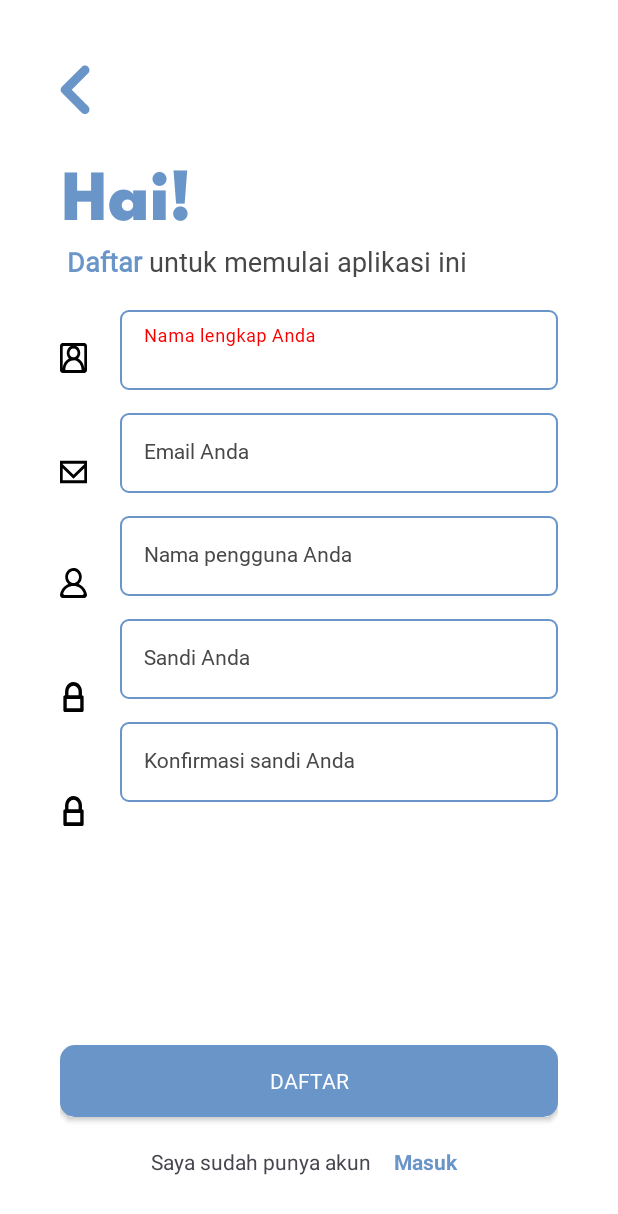
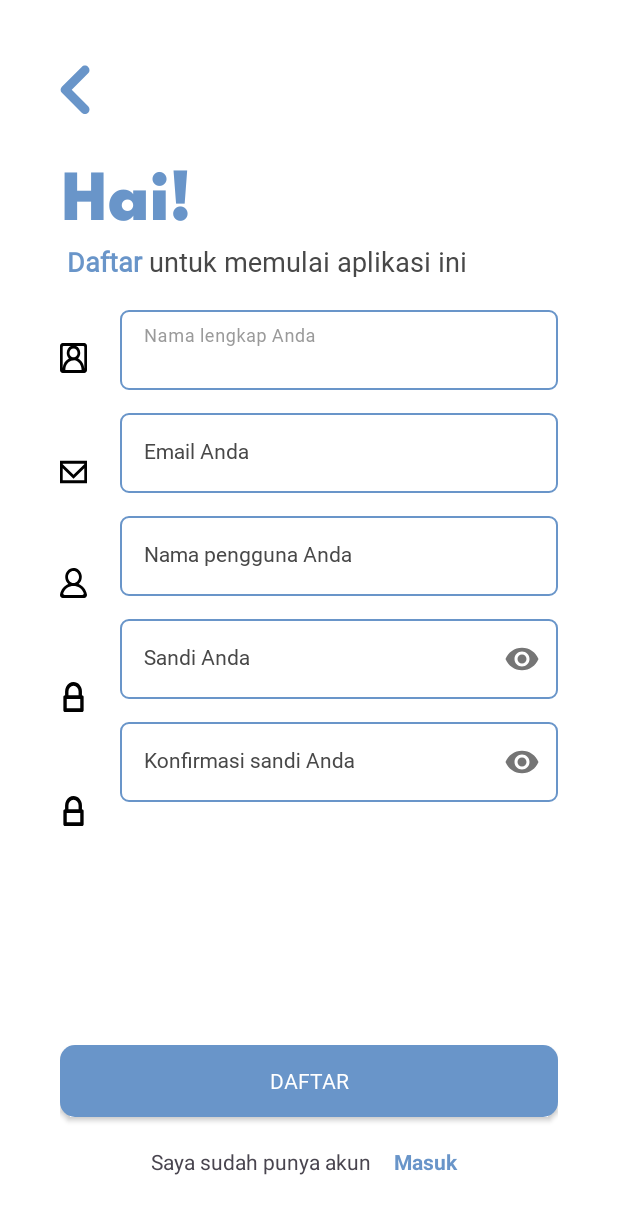
Before and after one commit to Luoxy777/PlaySnap, an Android app: the RegisterActivity screen opened directly, with no data from a screen before it, on a phone screen of 412 x 824 dp. Shown: the top 1214 px of the screen. Run offline under Robolectric (Android 15) with nearby library versions, the phone set to English and light mode, and no system bars.

Commit message:
Password Hide

```diff
--- a/PlaySnap Application/app/src/main/res/layout/activity_login.xml
+++ b/PlaySnap Application/app/src/main/res/layout/activity_login.xml
@@ -94,6 +94,7 @@
         android:layout_marginTop="15dp"
         android:layout_marginLeft="40dp"
         android:hint="@string/login_password"
+        app:passwordToggleEnabled="true"
         app:layout_constraintLeft_toLeftOf="@id/image_icon_account"
         app:layout_constraintEnd_toEndOf="parent"
         app:layout_constraintStart_toStartOf="parent"
@@ -103,6 +104,7 @@
             android:id="@+id/et_password"
             android:layout_width="match_parent"
             android:layout_height="wrap_content"
+            android:inputType="textPassword"
             style="@style/TextInputEditText"/>
     </com.google.android.material.textfield.TextInputLayout>
 
--- a/PlaySnap Application/app/src/main/res/layout/activity_register.xml
+++ b/PlaySnap Application/app/src/main/res/layout/activity_register.xml
@@ -154,6 +154,7 @@
         android:layout_marginLeft="40dp"
         android:layout_marginTop="15dp"
         android:hint="@string/register_password"
+        app:passwordToggleEnabled="true"
         app:layout_constraintEnd_toEndOf="parent"
         app:layout_constraintLeft_toLeftOf="@id/ic_lock"
         app:layout_constraintStart_toStartOf="parent"
@@ -162,6 +163,7 @@
         <com.google.android.material.textfield.TextInputEditText
             android:id="@+id/et_password"
             style="@style/TextInputEditText"
+            android:inputType="textPassword"
             android:layout_width="match_parent"
             android:layout_height="wrap_content" />
     </com.google.android.material.textfield.TextInputLayout>
@@ -187,6 +189,7 @@
         android:layout_marginLeft="40dp"
         android:layout_marginTop="15dp"
         android:hint="@string/register_confirmpass"
+        app:passwordToggleEnabled="true"
         app:layout_constraintEnd_toEndOf="parent"
         app:layout_constraintLeft_toLeftOf="@id/ic_lock"
         app:layout_constraintStart_toStartOf="parent"
@@ -195,6 +198,7 @@
         <com.google.android.material.textfield.TextInputEditText
             android:id="@+id/et_confirmpass"
             style="@style/TextInputEditText"
+            android:inputType="textPassword"
             android:layout_width="match_parent"
             android:layout_height="wrap_content" />
     </com.google.android.material.textfield.TextInputLayout>
--- a/PlaySnap Application/app/src/main/res/values/colors.xml
+++ b/PlaySnap Application/app/src/main/res/values/colors.xml
@@ -2,7 +2,7 @@
 <resources>
     <color name="black">#FF000000</color>
     <color name="white">#FFFFFFFF</color>
-    <color name="light_grey">#FA0000</color>
+    <color name="light_grey">#9A9A9A</color>
     <color name="grey">#484848</color>
     <color name="grey_blue">#BDD2E3</color>
     <color name="sky_blue">#B7E3FF</color>
```
